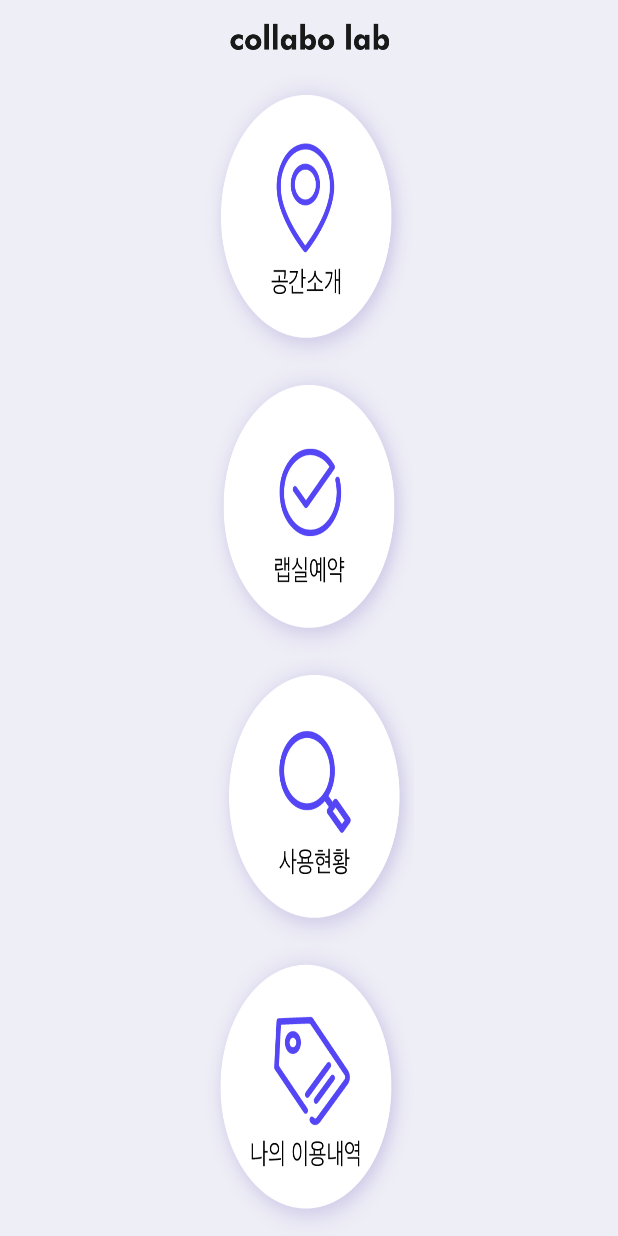
After one commit to qpab7722/collabolab, an Android app: the layout activity_main.xml on its own in the app's theme, with its tools: preview values and no code run, on a phone screen of 412 x 824 dp. The commit adds this screen. Run offline under Robolectric (Android 15) with nearby library versions, the phone set to English and light mode, and no system bars.

Commit message:
add MainActivity

```diff
--- a/app/src/main/AndroidManifest.xml
+++ b/app/src/main/AndroidManifest.xml
@@ -29,7 +29,8 @@
             android:name=".PutPurposeActivity"
             android:theme="@style/AppTheme" />
         <activity android:name=".ShowActivity" />
-        <activity android:name=".MyInfoActivity"></activity>
+        <activity android:name=".MyInfoActivity" />
+        <activity android:name=".MainActivity"></activity>
     </application>
 
 </manifest>
--- a/app/src/main/java/com/collabolab/LoginActivity.java
+++ b/app/src/main/java/com/collabolab/LoginActivity.java
@@ -68,7 +68,7 @@ public class LoginActivity extends Activity {
         btnLogin.setOnClickListener(new View.OnClickListener() {
             @Override
             public void onClick(View view) {
-                Intent intent = new Intent(getApplicationContext(), SetDateActivity.class);
+                Intent intent = new Intent(getApplicationContext(), MainActivity.class);
                 startActivity(intent);
                 finish();
             }
--- a/app/src/main/res/layout/activity_date.xml
+++ b/app/src/main/res/layout/activity_date.xml
@@ -96,7 +96,7 @@
             android:id="@+id/wv_day"
             android:layout_width="180dp"
             android:layout_height="360dp"
-            app:wheelDrawable="@drawable/wheelview"
+            app:wheelDrawable="@drawable/bg_menu"
             android:layout_centerVertical="true"
             app:rotatableWheelDrawable="true"
             app:selectionAngle="0.0"
@@ -125,7 +125,7 @@
             android:layout_height="220dp"
             android:layout_alignTop="@+id/wv_day"
             android:layout_marginTop="65dp"
-            app:wheelDrawable="@drawable/wheelview"
+            app:wheelDrawable="@drawable/bg_menu"
             app:rotatableWheelDrawable="true"
             app:selectionAngle="0.0"
             app:wheelOffsetY="0dp"
--- /dev/null
+++ b/app/src/main/res/layout/activity_main.xml
@@ -0,0 +1,62 @@
+<?xml version="1.0" encoding="utf-8"?>
+<RelativeLayout xmlns:android="http://schemas.android.com/apk/res/android"
+    xmlns:app="http://schemas.android.com/apk/res-auto"
+    xmlns:tools="http://schemas.android.com/tools"
+    android:layout_width="match_parent"
+    android:layout_height="match_parent"
+    tools:context=".MainActivity"
+    android:background="@color/mainBack">
+
+    <RelativeLayout
+        android:id="@+id/rl_menu"
+        android:layout_width="match_parent"
+        android:layout_height="50dp">
+        <ImageView
+            android:layout_width="wrap_content"
+            android:layout_height="20dp"
+            android:layout_centerVertical="true"
+            android:src="@drawable/txt_main"
+            android:scaleType="fitCenter"/>
+    </RelativeLayout>
+    <LinearLayout
+        android:layout_width="140dp"
+        android:layout_height="match_parent"
+        android:layout_below="@+id/rl_menu"
+        android:layout_centerHorizontal="true"
+        android:orientation="vertical">
+
+        <RelativeLayout
+            android:id="@+id/rl_1"
+            android:layout_width="match_parent"
+            android:layout_height="0dp"
+            android:layout_weight="1"
+            android:background="@drawable/bg_menu1"
+            android:gravity="center">
+        </RelativeLayout>
+        <RelativeLayout
+            android:id="@+id/rl_2"
+            android:layout_width="match_parent"
+            android:layout_height="0dp"
+            android:layout_weight="1"
+            android:background="@drawable/bg_menu2"
+            android:gravity="center">
+        </RelativeLayout>
+        <RelativeLayout
+            android:id="@+id/rl_3"
+            android:layout_width="match_parent"
+            android:layout_height="0dp"
+            android:layout_weight="1"
+            android:background="@drawable/bg_menu3"
+            android:gravity="center">
+        </RelativeLayout>
+        <RelativeLayout
+            android:id="@+id/rl_4"
+            android:layout_width="match_parent"
+            android:layout_height="0dp"
+            android:layout_weight="1"
+            android:background="@drawable/bg_menu4"
+            android:gravity="center">
+        </RelativeLayout>
+
+    </LinearLayout>
+</RelativeLayout>
--- a/app/src/main/res/menu/popup.xml
+++ b/app/src/main/res/menu/popup.xml
@@ -9,4 +9,7 @@
     <item
         android:id="@+id/menu3"
         android:title="@string/menu3" />
+    <item
+        android:id="@+id/menu4"
+        android:title="@string/menu4" />
 </menu>
--- a/app/src/main/res/values/strings.xml
+++ b/app/src/main/res/values/strings.xml
@@ -7,8 +7,9 @@
 
     <string name="text_1">Lorem ipsum dolor sit amet, consectetur adipiscing elit.  Etiam eget ligula eu lectus lobortis condimentum.</string>
 
-    <string name="menu1">상세보기</string>
+    <string name="menu1">공간소개</string>
     <string name="menu2">예약하기</string>
-    <string name="menu3">내 정보</string>
+    <string name="menu3">사용현황</string>
+    <string name="menu4">이용내역</string>
 
 </resources>
```
Also changed, not shown: app/src/main/java/com/collabolab/ChooseTImeActivity.java (+6 -2 lines), app/src/main/java/com/collabolab/MainActivity.java (added, +51 -0 lines), app/src/main/java/com/collabolab/PutPurposeActivity.java (+6 -2 lines), app/src/main/java/com/collabolab/RoomReservationActivity.java (+6 -2 lines), app/src/main/java/com/collabolab/SetDateActivity.java (+6 -2 lines), app/src/main/java/com/collabolab/SetPeopleActivity.java (+6 -2 lines), app/src/main/java/com/collabolab/SetTypeActivity.java (+6 -2 lines), app/src/main/java/com/collabolab/ShowActivity.java (+6 -2 lines), app/src/main/res/drawable/bg_menu.png (added), app/src/main/res/drawable/bg_menu1.png (added), app/src/main/res/drawable/bg_menu2.png (added), app/src/main/res/drawable/bg_menu3.png (added), app/src/main/res/drawable/bg_menu4.png (added).
